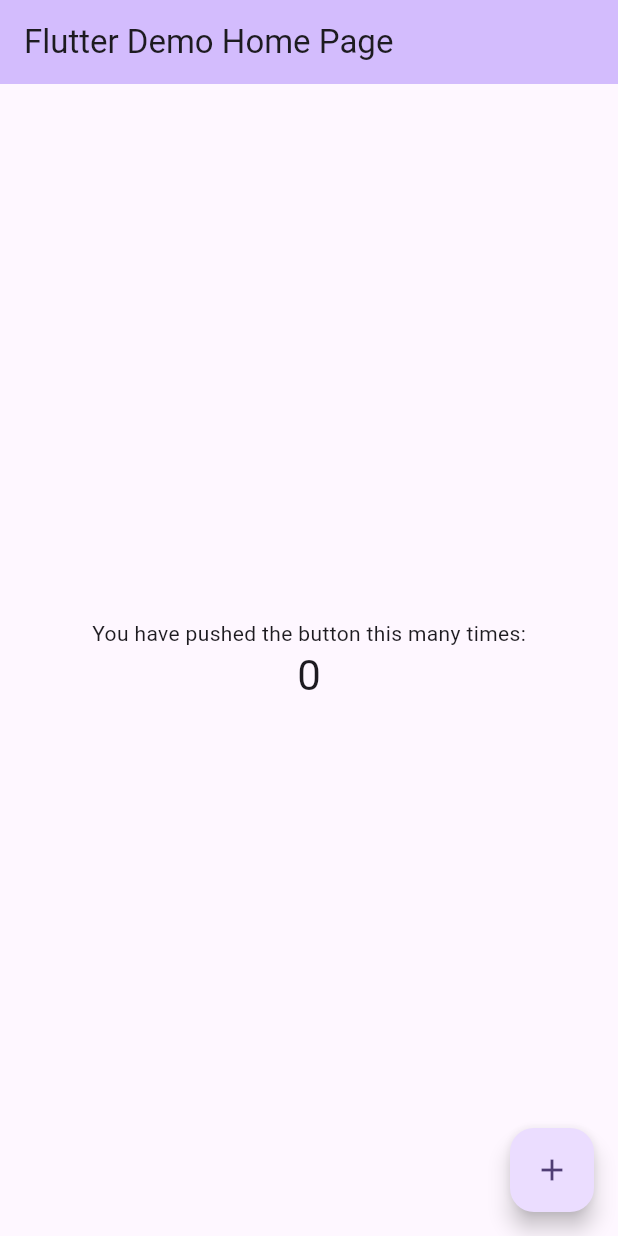
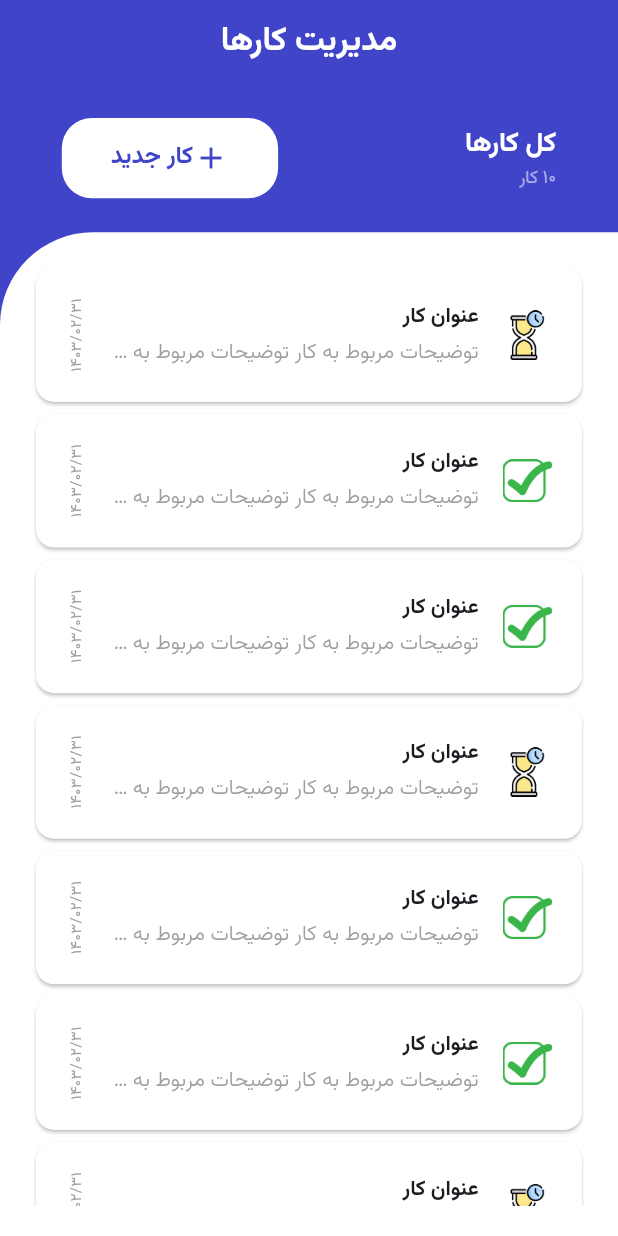
Before and after one commit to imelyas/Todo_list, a Flutter app: the screen it shows after launch, on a phone screen of 412 x 824 dp. Run offline on Flutter 3.47's test engine with Material 3 defaults, Android fonts, the phone set to English and light mode, and no system bars; our stand-ins replace get.

Commit message:
add home screen

```diff
--- a/lib/main.dart
+++ b/lib/main.dart
@@ -1,4 +1,9 @@
+import 'dart:ui';
+
 import 'package:flutter/material.dart';
+import 'package:get/get.dart';
+import 'package:todo_list/screens/home_screen.dart';
+import 'package:todo_list/utils/constanse.dart';
 
 void main() {
   runApp(const MyApp());
@@ -10,116 +15,16 @@ class MyApp extends StatelessWidget {
   // This widget is the root of your application.
   @override
   Widget build(BuildContext context) {
-    return MaterialApp(
+    return GetMaterialApp(
       title: 'Flutter Demo',
       theme: ThemeData(
-        // This is the theme of your application.
-        //
-        // TRY THIS: Try running your application with "flutter run". You'll see
-        // the application has a purple toolbar. Then, without quitting the app,
-        // try changing the seedColor in the colorScheme below to Colors.green
-        // and then invoke "hot reload" (save your changes or press the "hot
-        // reload" button in a Flutter-supported IDE, or press "r" if you used
-        // the command line to start the app).
-        //
-        // Notice that the counter didn't reset back to zero; the application
-        // state is not lost during the reload. To reset the state, use hot
-        // restart instead.
-        //
-        // This works for code too, not just values: Most code changes can be
-        // tested with just a hot reload.
-        colorScheme: ColorScheme.fromSeed(seedColor: Colors.deepPurple),
-        useMaterial3: true,
-      ),
-      home: const MyHomePage(title: 'Flutter Demo Home Page'),
+          fontFamily: 'Vazirmatn',
+          useMaterial3: true,
+          primaryColor: Constance.primaryColor,
+          colorScheme: ColorScheme.fromSeed(seedColor: Constance.primaryColor)),
+      debugShowCheckedModeBanner: false,
+      home: const Directionality(
+          textDirection: TextDirection.rtl, child: HomeScreen()),
     );
   }
 }
-
-class MyHomePage extends StatefulWidget {
-  const MyHomePage({super.key, required this.title});
-
-  // This widget is the home page of your application. It is stateful, meaning
-  // that it has a State object (defined below) that contains fields that affect
-  // how it looks.
-
-  // This class is the configuration for the state. It holds the values (in this
-  // case the title) provided by the parent (in this case the App widget) and
-  // used by the build method of the State. Fields in a Widget subclass are
-  // always marked "final".
-
-  final String title;
-
-  @override
-  State<MyHomePage> createState() => _MyHomePageState();
-}
-
-class _MyHomePageState extends State<MyHomePage> {
-  int _counter = 0;
-
-  void _incrementCounter() {
-    setState(() {
-      // This call to setState tells the Flutter framework that something has
-      // changed in this State, which causes it to rerun the build method below
-      // so that the display can reflect the updated values. If we changed
-      // _counter without calling setState(), then the build method would not be
-      // called again, and so nothing would appear to happen.
-      _counter++;
-    });
-  }
-
-  @override
-  Widget build(BuildContext context) {
-    // This method is rerun every time setState is called, for instance as done
-    // by the _incrementCounter method above.
-    //
-    // The Flutter framework has been optimized to make rerunning build methods
-    // fast, so that you can just rebuild anything that needs updating rather
-    // than having to individually change instances of widgets.
-    return Scaffold(
-      appBar: AppBar(
-        // TRY THIS: Try changing the color here to a specific color (to
-        // Colors.amber, perhaps?) and trigger a hot reload to see the AppBar
-        // change color while the other colors stay the same.
-        backgroundColor: Theme.of(context).colorScheme.inversePrimary,
-        // Here we take the value from the MyHomePage object that was created by
-        // the App.build method, and use it to set our appbar title.
-        title: Text(widget.title),
-      ),
-      body: Center(
-        // Center is a layout widget. It takes a single child and positions it
-        // in the middle of the parent.
-        child: Column(
-          // Column is also a layout widget. It takes a list of children and
-          // arranges them vertically. By default, it sizes itself to fit its
-          // children horizontally, and tries to be as tall as its parent.
-          //
-          // Column has various properties to control how it sizes itself and
-          // how it positions its children. Here we use mainAxisAlignment to
-          // center the children vertically; the main axis here is the vertical
-          // axis because Columns are vertical (the cross axis would be
-          // horizontal).
-          //
-          // TRY THIS: Invoke "debug painting" (choose the "Toggle Debug Paint"
-          // action in the IDE, or press "p" in the console), to see the
-          // wireframe for each widget.
-          mainAxisAlignment: MainAxisAlignment.center,
-          children: <Widget>[
-            const Text(
-              'You have pushed the button this many times:',
-            ),
-            Text(
-              '$_counter',
-              style: Theme.of(context).textTheme.headlineMedium,
-            ),
-          ],
-        ),
-      ),
-      floatingActionButton: FloatingActionButton(
-        onPressed: _incrementCounter,
-        tooltip: 'Increment',
-        child: const Icon(Icons.add),
-      ), // This trailing comma makes auto-formatting nicer for build methods.
-    );
-  }
-}
--- /dev/null
+++ b/lib/screens/home_screen.dart
@@ -0,0 +1,171 @@
+import 'package:flutter/material.dart';
+import 'package:get/get.dart';
+import 'package:todo_list/utils/constanse.dart';
+
+class HomeScreen extends StatelessWidget {
+  const HomeScreen({super.key});
+
+  @override
+  Widget build(BuildContext context) {
+    return Scaffold(
+      backgroundColor: Constance.primaryColor,
+      appBar: AppBar(
+        backgroundColor: Constance.primaryColor,
+        centerTitle: true,
+        title: const Text(
+          'مدیریت کارها',
+          style: TextStyle(
+              color: Colors.white, fontWeight: FontWeight.w700, fontSize: 22),
+        ),
+      ),
+      body: const Column(
+        children: [TopPanel(), MainContent()],
+      ),
+    );
+  }
+}
+
+class MainContent extends StatelessWidget {
+  const MainContent({
+    super.key,
+  });
+
+  @override
+  Widget build(BuildContext context) {
+    return Expanded(
+        child: Container(
+      decoration: BoxDecoration(
+          color: Colors.white,
+          borderRadius:
+              BorderRadius.only(topLeft: Radius.circular(Get.width * 0.15))),
+      child: Padding(
+        padding: const EdgeInsets.symmetric(vertical: 20, horizontal: 20),
+        child: ListView.builder(
+            itemCount: 10,
+            itemBuilder: (context, index) {
+              return Card(
+                color: Colors.white,
+                child: Padding(
+                  padding: const EdgeInsets.all(20),
+                  child: Row(
+                    children: [
+                      Image.asset(
+                        index % 3 == 0
+                            ? 'assets/images/undone.png'
+                            : 'assets/images/done.png',
+                        width: Get.width * 0.08,
+                        height: Get.width * 0.08,
+                      ),
+                      const Expanded(
+                        child: Padding(
+                          padding: EdgeInsets.only(right: 16, left: 16),
+                          child: Column(
+                            crossAxisAlignment: CrossAxisAlignment.start,
+                            children: [
+                              Text(
+                                'عنوان کار',
+                                maxLines: 1,
+                                overflow: TextOverflow.ellipsis,
+                                style: TextStyle(fontWeight: FontWeight.bold),
+                              ),
+                              SizedBox(
+                                height: 4,
+                              ),
+                              Text(
+                                'توضیحات مربوط به کار توضیحات مربوط به کار توضیحات مربوط به کار توضیحات مربوط به کار',
+                                maxLines: 1,
+                                overflow: TextOverflow.ellipsis,
+                                style: TextStyle(
+                                    fontWeight: FontWeight.w200,
+                                    color: Colors.grey),
+                              )
+                            ],
+                          ),
+                        ),
+                      ),
+                      const RotatedBox(
+                        quarterTurns: 3,
+                        child: Text(
+                          '1403/02/31',
+                          style: TextStyle(fontSize: 10, color: Colors.grey),
+                        ),
+                      )
+                    ],
+                  ),
+                ),
+              );
+            }),
+      ),
+    ));
+  }
+}
+
+class TopPanel extends StatelessWidget {
+  const TopPanel({
+    super.key,
+  });
+
+  @override
+  Widget build(BuildContext context) {
+    return Container(
+      width: Get.width,
+      height: Get.height * 0.12,
+      decoration: const BoxDecoration(
+        color: Constance.primaryColor,
+      ),
+      child: Padding(
+        padding: EdgeInsets.symmetric(horizontal: Get.width * 0.1),
+        child: Row(
+          children: [
+            const Column(
+              crossAxisAlignment: CrossAxisAlignment.start,
+              mainAxisAlignment: MainAxisAlignment.center,
+              children: [
+                Text(
+                  'کل کارها',
+                  style: TextStyle(
+                      color: Colors.white,
+                      fontWeight: FontWeight.w700,
+                      fontSize: 18),
+                ),
+                Text(
+                  '10 کار',
+                  style: TextStyle(
+                      color: Colors.white54,
+                      fontWeight: FontWeight.w400,
+                      fontSize: 12),
+                ),
+              ],
+            ),
+            const Spacer(),
+            GestureDetector(
+                onTap: () {},
+                child: Container(
+                  width: Get.width * 0.35,
+                  height: Get.width * 0.13,
+                  decoration: BoxDecoration(
+                      color: Colors.white,
+                      borderRadius: BorderRadius.circular(20)),
+                  child: const Row(
+                    mainAxisAlignment: MainAxisAlignment.center,
+                    children: [
+                      Icon(
+                        Icons.add,
+                        color: Constance.primaryColor,
+                      ),
+                      Text(
+                        'کار جدید',
+                        style: TextStyle(
+                            color: Constance.primaryColor,
+                            fontWeight: FontWeight.bold,
+                            fontSize: 16),
+                      ),
+                    ],
+                  ),
+                ))
+          ],
+        ),
+      ),
+    );
+  }
+}
--- /dev/null
+++ b/lib/utils/constanse.dart
@@ -0,0 +1,5 @@
+import 'package:flutter/material.dart';
+
+class Constance {
+  static const primaryColor = Color(0xFF4044C9);
+}
```
Also changed, not shown: pubspec.yaml (+14 -14 lines), assets/fonts/Vazirmatn-Black.ttf (added), assets/fonts/Vazirmatn-Bold.ttf (added), assets/fonts/Vazirmatn-Light.ttf (added), assets/fonts/Vazirmatn-Regular.ttf (added), assets/images/done.png (added), assets/images/undone.png (added).
